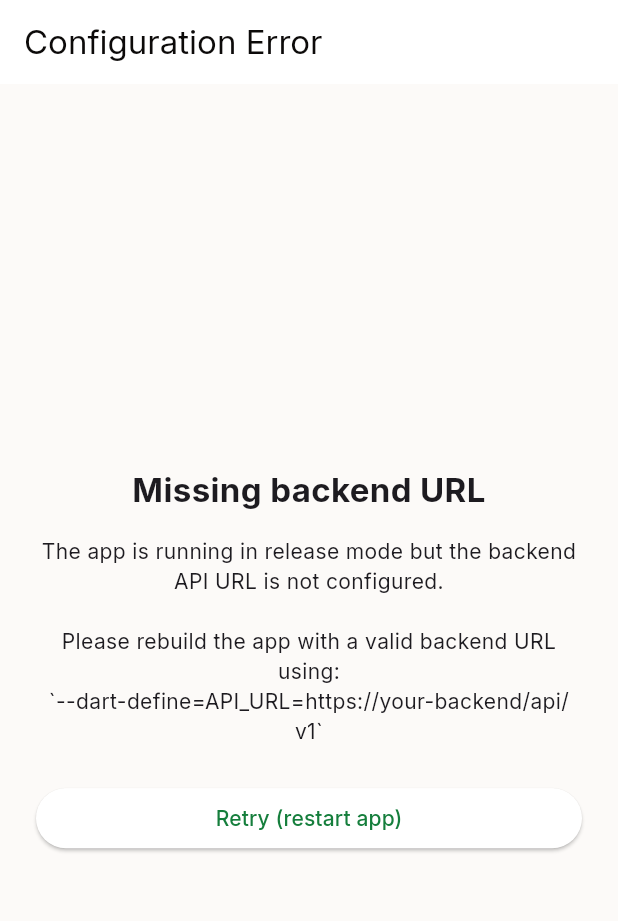
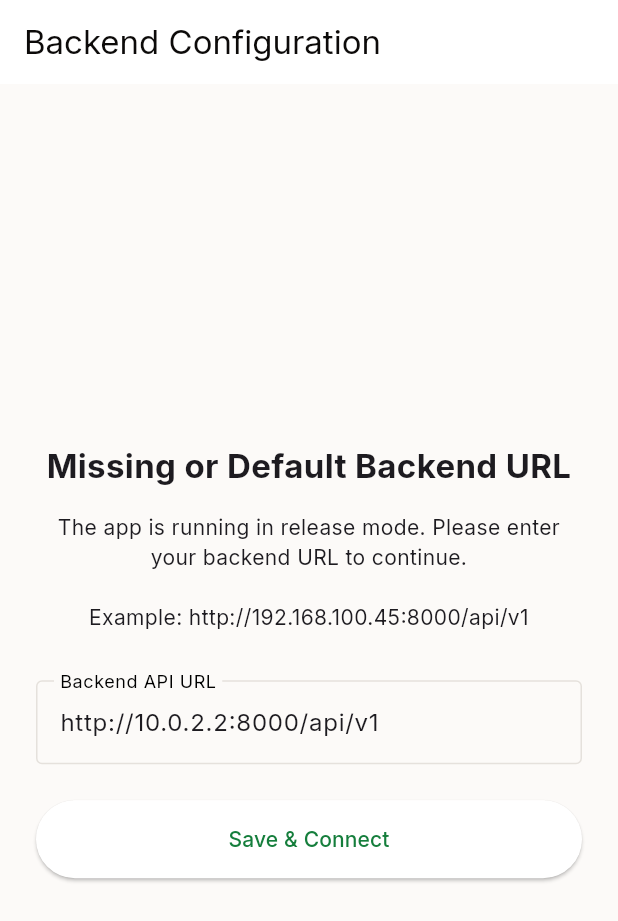
Before and after one commit to fredricknyangau/kukufiti-mobile-app, a Flutter app: the screen it shows after launch, on a phone screen of 412 x 824 dp. Shown: the top 921 px of the screen. Run offline on Flutter 3.47's test engine with Material 3 defaults, Android fonts, the phone set to English and light mode, and no system bars; our stand-ins replace dartz, dio, fl_chart, flutter_local_notifications, flutter_riverpod, flutter_secure_storage and 10 more; accounts and stored records are empty.

Commit message:
feat: Implement dynamic API URL configuration and persistence via Hive, allowing users to set the backend URL at runtime from an enhanced configuration error screen.

```diff
--- a/lib/main.dart
+++ b/lib/main.dart
@@ -9,6 +9,21 @@ import 'core/router/app_router.dart';
 import 'core/theme/app_theme.dart';
 import 'features/settings_management/presentation/controllers/settings_controller.dart';
 
+class ConfigInvalidNotifier extends Notifier<bool> {
+  @override
+  bool build() {
+    return kReleaseMode && AppConfig.isUsingDefaultApiUrl;
+  }
+
+  void setInvalid(bool value) {
+    state = value;
+  }
+}
+
+final configInvalidProvider = NotifierProvider<ConfigInvalidNotifier, bool>(() {
+  return ConfigInvalidNotifier();
+});
+
 void main() async {
   WidgetsFlutterBinding.ensureInitialized();
 
@@ -19,13 +34,21 @@ void main() async {
   await Hive.initFlutter();
   await Hive.openBox('offline_cache');
 
-  final bool configIsInvalid = kReleaseMode && AppConfig.isUsingDefaultApiUrl;
-
   runApp(
-    ProviderScope(
-      child: configIsInvalid ? const ConfigErrorApp() : const MyApp(),
+    const ProviderScope(
+      child: RootApp(),
     ),
   );
+}
+
+class RootApp extends ConsumerWidget {
+  const RootApp({super.key});
+
+  @override
+  Widget build(BuildContext context, WidgetRef ref) {
+    final isInvalid = ref.watch(configInvalidProvider);
+    return isInvalid ? const ConfigErrorApp() : const MyApp();
+  }
 }
 
 class MyApp extends ConsumerWidget {
@@ -48,41 +71,93 @@ class MyApp extends ConsumerWidget {
   }
 }
 
-class ConfigErrorApp extends StatelessWidget {
+class ConfigErrorApp extends ConsumerStatefulWidget {
   const ConfigErrorApp({super.key});
+
+  @override
+  ConsumerState<ConfigErrorApp> createState() => _ConfigErrorAppState();
+}
+
+class _ConfigErrorAppState extends ConsumerState<ConfigErrorApp> {
+  final _urlController = TextEditingController();
+  String? _errorText;
+
+  @override
+  void initState() {
+    super.initState();
+    _urlController.text = AppConfig.apiUrl;
+  }
+
+  @override
+  void dispose() {
+    _urlController.dispose();
+    super.dispose();
+  }
+
+  Future<void> _saveUrl() async {
+    final url = _urlController.text.trim();
+    if (url.isEmpty) {
+      setState(() => _errorText = 'URL cannot be empty');
+      return;
+    }
+
+    if (!url.startsWith('http://') && !url.startsWith('https://')) {
+      setState(() => _errorText = 'URL must start with http:// or https://');
+      return;
+    }
+
+    try {
+      final box = Hive.box('offline_cache');
+      await box.put('API_URL', url);
+      ref.read(configInvalidProvider.notifier).setInvalid(false);
+    } catch (e) {
+      setState(() => _errorText = 'Save failed: $e');
+    }
+  }
 
   @override
   Widget build(BuildContext context) {
     return MaterialApp(
-      title: 'KukuFiti — Configuration Error',
+      title: 'KukuFiti — Configuration',
       theme: AppTheme.lightTheme,
       home: Scaffold(
-        appBar: AppBar(title: const Text('Configuration Error')),
+        appBar: AppBar(title: const Text('Backend Configuration')),
         body: Center(
-          child: Padding(
+          child: SingleChildScrollView(
             padding: const EdgeInsets.all(24),
             child: Column(
               mainAxisSize: MainAxisSize.min,
               crossAxisAlignment: CrossAxisAlignment.stretch,
               children: [
                 const Text(
-                  'Missing backend URL',
+                  'Missing or Default Backend URL',
                   style: TextStyle(fontSize: 22, fontWeight: FontWeight.bold),
                   textAlign: TextAlign.center,
                 ),
                 const SizedBox(height: 16),
                 const Text(
-                  'The app is running in release mode but the backend API URL is not configured.\n\n'
-                  'Please rebuild the app with a valid backend URL using:\n'
-                  '`--dart-define=API_URL=https://your-backend/api/v1`',
+                  'The app is running in release mode. Please enter your backend URL to continue.\n\n'
+                  'Example: http://192.168.100.45:8000/api/v1',
                   textAlign: TextAlign.center,
+                ),
+                const SizedBox(height: 32),
+                TextField(
+                  controller: _urlController,
+                  decoration: InputDecoration(
+                    labelText: 'Backend API URL',
+                    hintText: 'http://<ip-address>:8000/api/v1',
+                    border: const OutlineInputBorder(),
+                    errorText: _errorText,
+                  ),
+                  keyboardType: TextInputType.url,
                 ),
                 const SizedBox(height: 24),
                 ElevatedButton(
-                  onPressed: () {
-                    debugPrint('Reload requested');
-                  },
-                  child: const Text('Retry (restart app)'),
+                  onPressed: _saveUrl,
+                  style: ElevatedButton.styleFrom(
+                    padding: const EdgeInsets.symmetric(vertical: 16),
+                  ),
+                  child: const Text('Save & Connect'),
                 ),
               ],
             ),
```
Also changed, not shown: lib/core/config/app_config.dart (+29 -11 lines).
